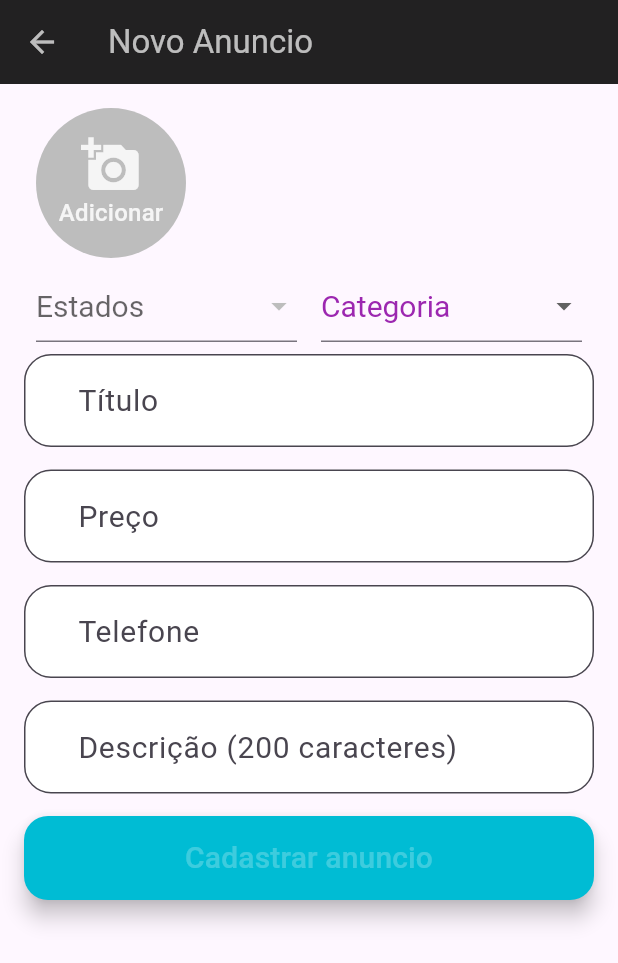
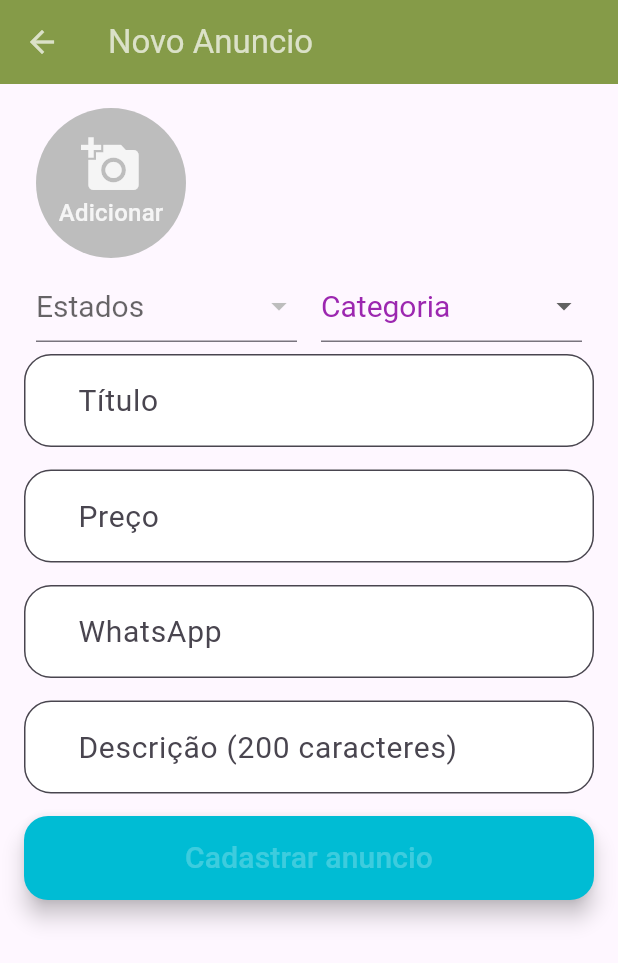
Before and after one commit to Lucas1057/ready-house, a Flutter app: the NovoAnuncio screen opened by its route, on a phone screen of 412 x 824 dp. Shown: the top 963 px of the screen. Run offline on Flutter 3.47's test engine with Material 3 defaults, Android fonts, the phone set to English and light mode, and no system bars; our stand-ins replace brasil_fields, cloud_firestore, firebase_auth, firebase_core, firebase_storage, image_picker; missing offline and left inert: validadores; accounts and stored records are empty; network calls fail; statements that could not run were skipped.

Commit message:
quase pronto

```diff
--- a/lib/main.dart
+++ b/lib/main.dart
@@ -4,18 +4,17 @@ import 'package:vendass/views/anuncios.dart';
 import 'package:vendass/views/detalhes_anuncio.dart';
 import 'package:vendass/views/login.dart';
 import 'package:vendass/firebase_options.dart';
-import 'package:vendass/views/map.dart';
 import 'package:vendass/views/meus_anuncios.dart';
-
 import 'package:vendass/views/novo_anuncio.dart';
 
 
 
 ThemeData temaPadraox = ThemeData(
-  primaryColor: Colors.black,//const Color(0xff9c27b0),
+  primaryColor: const Color(0xFF1D361F) //const Color(0xff9c27b0),
 );
-AppBarTheme temaPadrao= const AppBarTheme(
-  backgroundColor: Colors.black87,
+
+ AppBarTheme temaPadrao= const AppBarTheme(
+  backgroundColor: Color(0xFF859B48),
   foregroundColor: Colors.white70
 );
 
@@ -27,7 +26,7 @@ void main() async {
 
   runApp(MaterialApp(
     debugShowCheckedModeBanner: false,
-    title: "Pech   ",
+    title: "READY HOUSE   ",
     home: const Anuncios(),
     theme: temaPadraox,
     initialRoute: "/login",
@@ -39,7 +38,7 @@ void main() async {
      // '/foto': (context) => const Foto(), //modificacao
      // '/tela': (context) => Tela_imagem(),
       '/detalhes-anuncio': (context) =>   DetalhesAnuncio(),
-       '/map': (context) =>  const Maps(),
+
     },
    /*  onGenerateRoute: RouteGeneration.generateRoute, */
   ));
--- a/lib/models/Anuncio.dart
+++ b/lib/models/Anuncio.dart
@@ -50,10 +50,9 @@ class Anuncio {
     FirebaseFirestore db = FirebaseFirestore.instance;
     CollectionReference anuncios = db.collection("meus_anuncios");
     id = anuncios.doc().id;
-    //this._id = anuncios.document().documentID; //--------------------------------------------
   _fotos = [];
 
-    // ...
+
   }
   Map<String, dynamic> toMap() {
     Map<String, dynamic> map = {
--- a/lib/views/detalhes_anuncio.dart
+++ b/lib/views/detalhes_anuncio.dart
@@ -4,8 +4,7 @@
 
 import 'package:carousel_slider/carousel_slider.dart';
 import 'package:flutter/material.dart';
-
-import 'package:url_launcher/url_launcher_string.dart';
+import 'package:url_launcher/url_launcher.dart';
 import 'package:vendass/main.dart';
 import 'package:vendass/models/anuncio.dart';
 
@@ -14,6 +13,7 @@ class DetalhesAnuncio extends StatefulWidget {
 
 
 DetalhesAnuncio({super.key, this.anuncio});
+
 
 
   @override
@@ -37,13 +37,26 @@ class _DetalhesAnuncioState extends State<DetalhesAnuncio> {
     }).toList();
 
   }
-_ligarTelefone(String telefone)async{
+/* _ligarTelefone(String telefone)async{
 if(await canLaunchUrlString("tel: $telefone")){
   await launchUrlString(telefone);
 }else {
  "Não pode fazer a ligação";
 }
+} */
+
+void _whatsapp(String telefone/* {required String phoneNumber} */)async{
+String url = "https://wa.me/${_anuncio?.telefone }?text=ola+tudo+bem";
+
+try {
+    await launchUrl(Uri.parse(url));
+} catch (e) {
+  throw 'Coul not lauch $url';
 }
+
+}
+
+
   @override
   void initState() {
     super.initState();
@@ -59,8 +72,8 @@ if(await canLaunchUrlString("tel: $telefone")){
             style: TextStyle(
               color: Colors.white,
             ),
-            ) ,backgroundColor: Colors.black,),
-        backgroundColor: Colors.white30,
+            ) ,backgroundColor: temaPadraox.primaryColor,),
+        backgroundColor: const Color(0xFFECE5DF),
 
       body: Stack(
         children: [
@@ -139,7 +152,7 @@ if(await canLaunchUrlString("tel: $telefone")){
               )
             ],
           ),
-          //Botão ligar
+          //Botão whatsApp
           Positioned(
               left: 16,
               right: 16,
@@ -152,12 +165,14 @@ if(await canLaunchUrlString("tel: $telefone")){
                       color: temaPadrao.backgroundColor,
                       borderRadius: BorderRadius.circular(30)),
                   child: const Text(
-                    "Ligar",
+                    "WhatsApp",
                     style: TextStyle(color: Colors.white, fontSize: 20),
                   ),
                 ),
                 onTap: () {
-                  _ligarTelefone(_anuncio?.telefone);
+                  /* _ligarTelefone(_anuncio?.telefone); */
+                 _whatsapp(_anuncio?.telefone);
+
                 },
               ))
         ],
--- a/lib/views/meus_anuncios.dart
+++ b/lib/views/meus_anuncios.dart
@@ -68,7 +68,7 @@ db.collection("meus_anuncios")
     _adicionarListenerAnuncios();
   }
 
-  List<String> itensMenu = ["menu", "menives"];
+  List<String> itensMenu = [];
   // ignore: unused_element
   _escolhaMenuItem(String itemEscolhido) {
     switch (itemEscolhido) {
--- a/lib/views/novo_anuncio.dart
+++ b/lib/views/novo_anuncio.dart
@@ -1,21 +1,20 @@
-// ignore_for_file: file_names, sort_child_properties_last, avoid_unnecessary_containers
+
 
 import 'dart:io';
 import 'package:brasil_fields/brasil_fields.dart';
 import 'package:cloud_firestore/cloud_firestore.dart';
 import 'package:firebase_auth/firebase_auth.dart';
-
 import 'package:firebase_storage/firebase_storage.dart';
 import 'package:flutter/material.dart';
 import 'package:flutter/services.dart';
-
 import 'package:image_picker/image_picker.dart';
 import 'package:validadores/Validador.dart';
 import 'package:vendass/main.dart';
 import 'package:vendass/models/anuncio.dart';
-import 'package:vendass/util/Configuracoes.dart';
+import 'package:vendass/util/configuracoes.dart';
 import 'package:vendass/views/widgets/BotaoCustomizado.dart';
 import 'package:vendass/views/widgets/InputCustomizado.dart';
+
 
 class NovoAnuncio extends StatefulWidget {
   const NovoAnuncio({super.key});
@@ -25,11 +24,11 @@ class NovoAnuncio extends StatefulWidget {
 }
 
 class _NovoAnuncioState extends State<NovoAnuncio> {
-  // ignore: prefer_final_fields
-  List<File> _listaImagens = [];
-  // ignore: prefer_final_fields
+
+  final List<File> _listaImagens = [];
+
   List<DropdownMenuItem<String>> _listaItensDropEstados = [];
-  // ignore: prefer_final_fields
+
   List<DropdownMenuItem<String>> _listaItensDropCategorias = [];
   final _formKey = GlobalKey<FormState>();
   late Anuncio _anuncio;
@@ -39,13 +38,13 @@ class _NovoAnuncioState extends State<NovoAnuncio> {
 
   ImagePicker imagePicker = ImagePicker();
 
-  // ignore: unused_element
+
   _selecionarImagemGaleria() async {
     XFile? imagemEscolhida =
         await imagePicker.pickImage(source: ImageSource.gallery);
 
     File arquivoImagem = File(imagemEscolhida!
-        .path); //---------------------------aqui onde resolvi o erro
+        .path);
 
     setState(() {
       _listaImagens.add(arquivoImagem);
@@ -73,13 +72,13 @@ class _NovoAnuncioState extends State<NovoAnuncio> {
     _abrirDialog(_dialogContext);
     //upload imagens no storage
     await _uploadImagens();
-    //print("LISTA IMAGENS: ${_anuncio.fotos.toString()}");
+
 
     //salvar anuncio no firestore
     FirebaseAuth auth = FirebaseAuth.instance;
     FirebaseFirestore db = FirebaseFirestore.instance;
-    // ignore: unused_local_variable, await_only_futures
-    User usuarioLogado = await auth.currentUser!;
+
+    User usuarioLogado = auth.currentUser!;
     String idUsuarioLogadoo = usuarioLogado.uid;
     db
         .collection("meus_anuncios")
@@ -116,6 +115,7 @@ class _NovoAnuncioState extends State<NovoAnuncio> {
   }
 
   ///controler
+
   // ignore: unused_field
   final TextEditingController _controllerEstado = TextEditingController();
   // ignore: unused_field
@@ -161,9 +161,8 @@ class _NovoAnuncioState extends State<NovoAnuncio> {
                   //lista de imagem
                   initialValue: _listaImagens,
                   validator: (imagens) {
-                    //imagens.length
-                    // ignore: prefer_is_empty
-                    if (imagens!.length == 0) {
+
+                    if (imagens!.isEmpty) {
                       return "Necessario selecionar uma imagem!";
                     }
                     return null;
@@ -172,8 +171,8 @@ class _NovoAnuncioState extends State<NovoAnuncio> {
                   builder: (state) {
                     return Column(
                       children: [
-                        // ignore: sized_box_for_whitespace
-                        Container(
+
+                        SizedBox(
                           height: 100,
                           child: ListView.builder(
                               //construir o listview
@@ -192,10 +191,7 @@ class _NovoAnuncioState extends State<NovoAnuncio> {
                                       child: CircleAvatar(
                                         backgroundColor: Colors.grey[400],
                                         radius: 50,
-                                        //backgroundImage: imageFile != null
-                                        // ? FileImage(imageFile!)
-                                        //: null,
-                                        child: Column(
+                                          child: Column(
                                           mainAxisAlignment:
                                               MainAxisAlignment.center,
                                           children: [
@@ -213,8 +209,8 @@ class _NovoAnuncioState extends State<NovoAnuncio> {
                                     ),
                                   );
                                 }
-                                // ignore: prefer_is_empty
-                                if (_listaImagens.length > 0) {
+
+                                if (_listaImagens.isNotEmpty) {
                                   return Padding(
                                     padding: const EdgeInsets.symmetric(
                                         horizontal: 8),
@@ -271,12 +267,10 @@ class _NovoAnuncioState extends State<NovoAnuncio> {
                               }),
                         ),
                         if (state.hasError)
-                          Container(
-                            child: Text(
-                              "[${state.errorText}]",
-                              style: const TextStyle(
-                                  color: Colors.red, fontSize: 14),
-                            ),
+                          Text(
+                            "[${state.errorText}]",
+                            style: const TextStyle(
+                                color: Colors.red, fontSize: 14),
                           )
                       ],
                     );
@@ -336,6 +330,7 @@ class _NovoAnuncioState extends State<NovoAnuncio> {
                   padding: const EdgeInsets.only(bottom: 15),
                   child: InputCustomizado(
                     hint: "Título",
+                    obscure: false,
                     onSaved: (titulo) {
                       _anuncio.titulo = titulo;
                     },
@@ -344,7 +339,7 @@ class _NovoAnuncioState extends State<NovoAnuncio> {
                           .add(Validar.OBRIGATORIO, msg: "campo obrigatório")
                           .valido(valor);
                     },
-                    controller: _controllerPreco,
+                    controller: _controllerTitulo,
                     inputFormatters: const [],
                     maxLines: 1,
                   ),
@@ -353,6 +348,7 @@ class _NovoAnuncioState extends State<NovoAnuncio> {
                   padding: const EdgeInsets.only(bottom: 15),
                   child: InputCustomizado(
                     hint: "Preço",
+                    obscure: false,
                     type: TextInputType.number,
                     onSaved: (preco) {
                       _anuncio.preco = preco;
@@ -362,10 +358,11 @@ class _NovoAnuncioState extends State<NovoAnuncio> {
                           .add(Validar.OBRIGATORIO, msg: "campo obrigatório")
                           .valido(valor);
                     },
-                    controller: _controllerTitulo,
-                    inputFormatters: [
+                    controller: _controllerPreco,
+                   inputFormatters: [
                       FilteringTextInputFormatter.digitsOnly,
-                      RealInputFormatter(moeda: true)
+                      /* RealInputFormatter(moeda: true), */
+                      CentavosInputFormatter(moeda: true)
                     ],
                     maxLines: 1,
                   ),
@@ -373,7 +370,8 @@ class _NovoAnuncioState extends State<NovoAnuncio> {
                 Padding(
                   padding: const EdgeInsets.only(bottom: 15),
                   child: InputCustomizado(
-                    hint: "Telefone",
+                    hint: "WhatsApp",
+                    obscure: false,
                     type: TextInputType.phone,
                     onSaved: (telefone) {
                       _anuncio.telefone = telefone;
@@ -388,13 +386,14 @@ class _NovoAnuncioState extends State<NovoAnuncio> {
                       FilteringTextInputFormatter.digitsOnly,
                       TelefoneInputFormatter()
                     ],
-                    maxLines: 1,
+                    maxLines:  1,
                   ),
                 ),
                 Padding(
                   padding: const EdgeInsets.only(bottom: 15),
                   child: InputCustomizado(
                     hint: "Descrição (200 caracteres)",
+                    obscure: false,
                     onSaved: (descricao) {
                       _anuncio.descricao = descricao;
                     },
--- a/lib/views/widgets/BotaoCustomizado.dart
+++ b/lib/views/widgets/BotaoCustomizado.dart
@@ -6,12 +6,12 @@ import 'package:flutter/material.dart';
 class BotaoCustomizado extends StatelessWidget {
   final String texto;
   final Color corTexto;
-  final VoidCallback onPressed;
+  final VoidCallback? onPressed;
 
   const BotaoCustomizado(
       {required this.texto,
       this.corTexto = Colors.white24,
-      required this.onPressed});
+       this.onPressed});
 
   @override
   Widget build(BuildContext context) {
--- a/lib/views/widgets/InputCustomizado.dart
+++ b/lib/views/widgets/InputCustomizado.dart
@@ -4,47 +4,55 @@ import 'package:flutter/material.dart';
 import 'package:flutter/services.dart';
 
 
+
 class InputCustomizado extends StatelessWidget {
-  final TextEditingController controller;
+  final TextEditingController? controller;
   final String hint;
   final bool obscure;
-  final bool autofocus;
-  final TextInputType type;
+  final bool? autofocus;
+  final TextInputType? type;
+
+
   //final int maxLines;
 
-  final List<TextInputFormatter> inputFormatters;
-  final Function(String) validator;
-  final Function(String?) onSaved; //-----------coloquei o ?
+  final List<TextInputFormatter>? inputFormatters;
+  final Function(String)? validator;
+  final Function(String?)? onSaved; //-----------coloquei o ?
 
   const InputCustomizado(
       {super.key,
-      required this.controller,
+      this.controller,
       required this.hint,
-      this.obscure = false,
+      required this.obscure,
       this.autofocus = false,
       this.type = TextInputType.text,
-      required this.inputFormatters,
-      // required this.maxLines,
+
+     this.inputFormatters,
+      // required th, required IconData iconeis.maxLines,
 
       required this.validator,
       required this.onSaved,
-      required int maxLines});
+       int? maxLines,
+
+       });
 
   @override
   Widget build(BuildContext context) {
     return TextFormField(
       controller: controller,
       obscureText: obscure,
-      autofocus: autofocus,
+      autofocus: false,
       keyboardType: type,
+
       inputFormatters: this.inputFormatters,
-      //maxLines: this.maxLines,
+      maxLines: 1,
       onSaved: this.onSaved,
      // validator: this.validator,
       style: const TextStyle(fontSize: 20),
       decoration: InputDecoration(
           contentPadding: const EdgeInsets.fromLTRB(32, 16, 32, 16),
           hintText: hint,
+
           filled: true,
           fillColor: Colors.white,
           border: OutlineInputBorder(borderRadius: BorderRadius.circular(18))),
```
Also changed, not shown: imagens/Apagar.dart.txt (deleted, +0 -45 lines), lib/views/Anuncios.dart (+12 -126 lines), lib/views/Foto.dart.txt (deleted, +0 -83 lines), lib/views/Login.dart (+14 -12 lines), lib/views/Tela_imagem.dart.txt (deleted, +0 -82 lines), lib/views/item_anuncio.dart (+4 -4 lines), lib/views/map.dart (deleted, +0 -24 lines), lib/views/route_generation.dart (deleted, +0 -47 lines), pubspec.yaml (+5 -3 lines), dev_Assets/logo.jpeg, imagens/logo.png (deleted), pubspec.lock, 16 other files.
